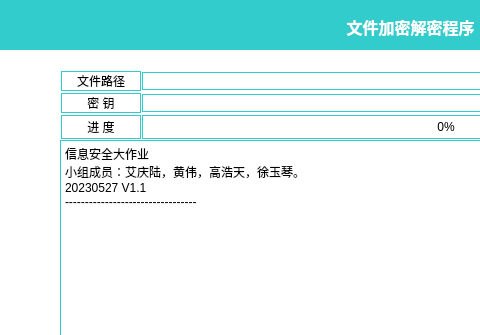
The window that widget.ui (AiBryce/FileEncryptionAndDecryptionProgramDemo) describes before a commit, drawn with Qt 5; both pictures show x 0 to 480 and y 0 to 335 of the 803 by 542 pixel window.
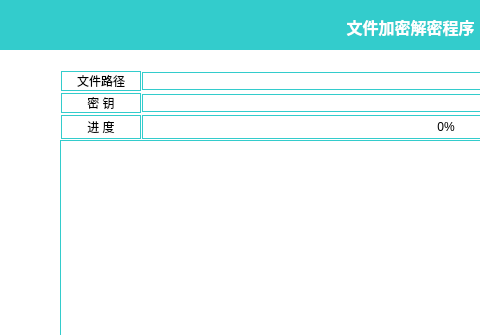
The same window after the commit.

Commit message: V 1.1.3 修复检测文件不显示信息问题

Diff of the .ui file:
```diff
--- a/widget.ui
+++ b/widget.ui
@@ -254,10 +254,7 @@
 &lt;html&gt;&lt;head&gt;&lt;meta name=&quot;qrichtext&quot; content=&quot;1&quot; /&gt;&lt;style type=&quot;text/css&quot;&gt;
 p, li { white-space: pre-wrap; }
 &lt;/style&gt;&lt;/head&gt;&lt;body style=&quot; font-family:'SimSun'; font-size:9pt; font-weight:400; font-style:normal;&quot;&gt;
-&lt;p style=&quot; margin-top:0px; margin-bottom:0px; margin-left:0px; margin-right:0px; -qt-block-indent:0; text-indent:0px;&quot;&gt;&lt;span style=&quot; color:#000000;&quot;&gt;信息安全大作业&lt;/span&gt;&lt;/p&gt;
-&lt;p style=&quot; margin-top:0px; margin-bottom:0px; margin-left:0px; margin-right:0px; -qt-block-indent:0; text-indent:0px;&quot;&gt;&lt;span style=&quot; color:#000000;&quot;&gt;小组成员：艾庆陆，黄伟，高浩天，徐玉琴。&lt;/span&gt;&lt;/p&gt;
-&lt;p style=&quot; margin-top:0px; margin-bottom:0px; margin-left:0px; margin-right:0px; -qt-block-indent:0; text-indent:0px;&quot;&gt;&lt;span style=&quot; color:#000000;&quot;&gt;20230527 V1.1&lt;/span&gt;&lt;/p&gt;
-&lt;p style=&quot; margin-top:0px; margin-bottom:0px; margin-left:0px; margin-right:0px; -qt-block-indent:0; text-indent:0px;&quot;&gt;&lt;span style=&quot; color:#000000;&quot;&gt;---------------------------------&lt;/span&gt;&lt;/p&gt;&lt;/body&gt;&lt;/html&gt;</string>
+&lt;p style=&quot;-qt-paragraph-type:empty; margin-top:0px; margin-bottom:0px; margin-left:0px; margin-right:0px; -qt-block-indent:0; text-indent:0px;&quot;&gt;&lt;br /&gt;&lt;/p&gt;&lt;/body&gt;&lt;/html&gt;</string>
       </property>
      </widget>
     </item>
```
The commit also changes 1 other file.
